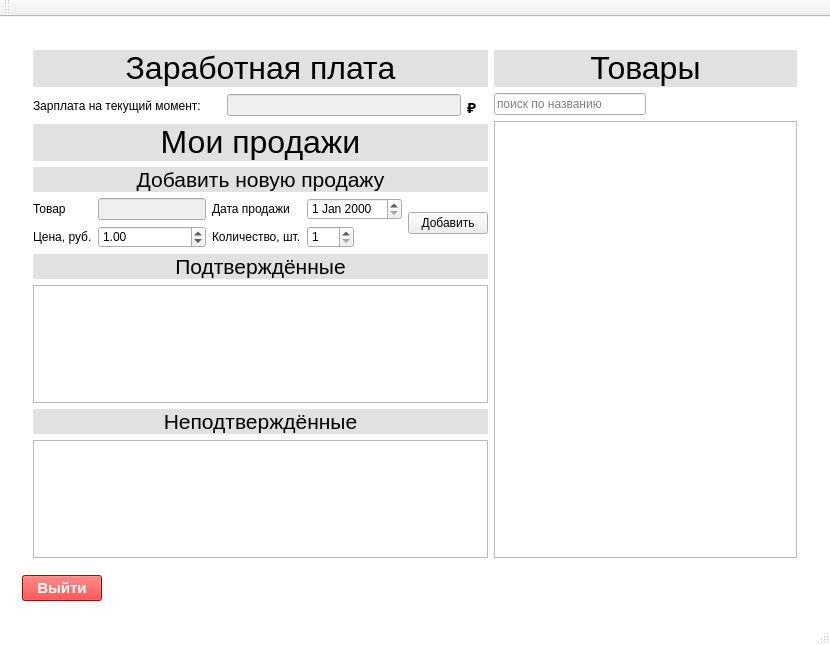
First picture: the form in iSalary/iSalary/mainwindow.ui, repository Polikarpova/iSalary, before the edit.
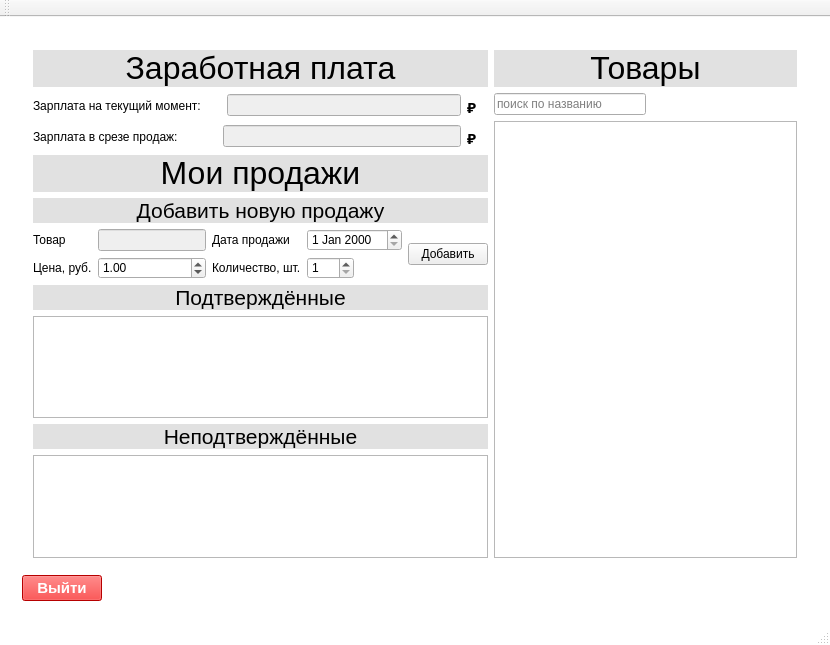
Second picture: the form after the edit.

Commit message: На странице Менеджера добавлено поле для вывода размера прибыли с неподтверждённых продаж

Patch:
```diff
--- a/iSalary/iSalary/mainwindow.ui
+++ b/iSalary/iSalary/mainwindow.ui
@@ -1742,6 +1742,71 @@
                 </item>
                </layout>
               </item>
+              <item>
+               <layout class="QHBoxLayout" name="horizontalLayout_5">
+                <item>
+                 <widget class="QLabel" name="label_32">
+                  <property name="maximumSize">
+                   <size>
+                    <width>16777215</width>
+                    <height>16777215</height>
+                   </size>
+                  </property>
+                  <property name="text">
+                   <string>Зарплата в срезе продаж:</string>
+                  </property>
+                 </widget>
+                </item>
+                <item>
+                 <spacer name="verticalSpacer_13">
+                  <property name="orientation">
+                   <enum>Qt::Vertical</enum>
+                  </property>
+                  <property name="sizeType">
+                   <enum>QSizePolicy::Minimum</enum>
+                  </property>
+                  <property name="sizeHint" stdset="0">
+                   <size>
+                    <width>20</width>
+                    <height>25</height>
+                   </size>
+                  </property>
+                 </spacer>
+                </item>
+                <item>
+                 <widget class="QLineEdit" name="possibleSalary">
+                  <property name="enabled">
+                   <bool>false</bool>
+                  </property>
+                  <property name="maximumSize">
+                   <size>
+                    <width>238</width>
+                    <height>16777215</height>
+                   </size>
+                  </property>
+                 </widget>
+                </item>
+                <item>
+                 <widget class="QLabel" name="label_66">
+                  <property name="minimumSize">
+                   <size>
+                    <width>21</width>
+                    <height>18</height>
+                   </size>
+                  </property>
+                  <property name="maximumSize">
+                   <size>
+                    <width>21</width>
+                    <height>18</height>
+                   </size>
+                  </property>
+                  <property name="text">
+                   <string>&lt;html&gt;&lt;head/&gt;&lt;body&gt;&lt;p&gt;&lt;span style=&quot; font-size:11pt; font-weight:600;&quot;&gt;₽&lt;/span&gt;&lt;/p&gt;&lt;/body&gt;&lt;/html&gt;</string>
+                  </property>
+                 </widget>
+                </item>
+               </layout>
+              </item>
               <item>
                <widget class="QLabel" name="label_25">
                 <property name="styleSheet">
```
Left out of the diff: 4 changed lines with no effect on the pictures. The commit also changes 2 other files.
